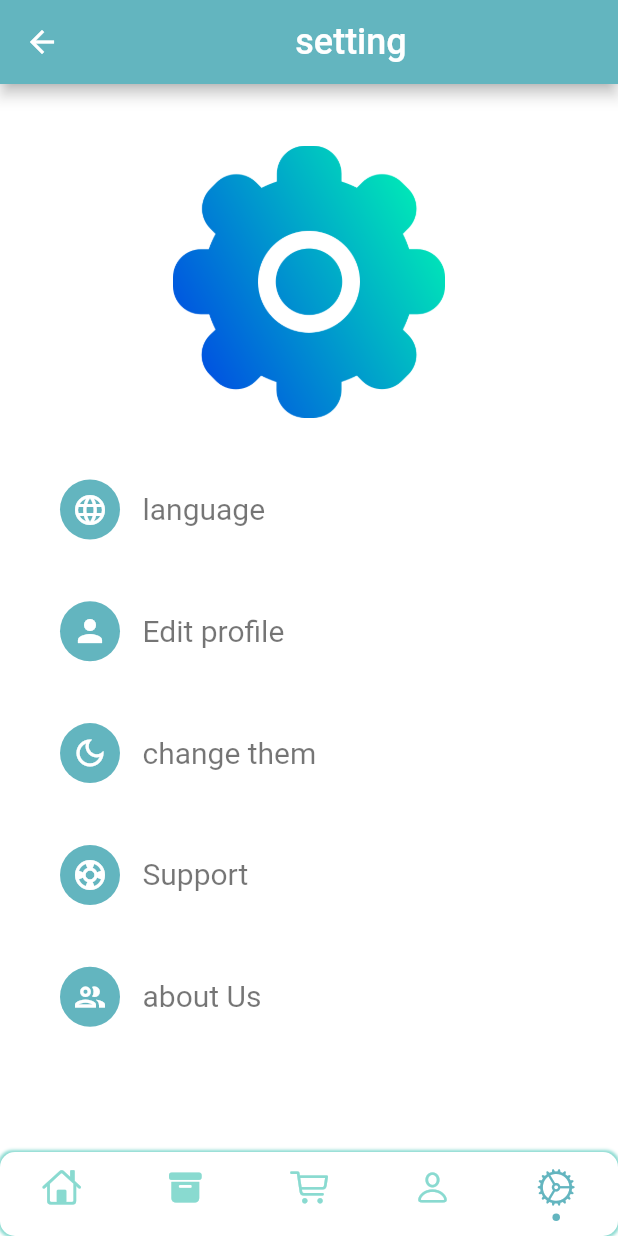
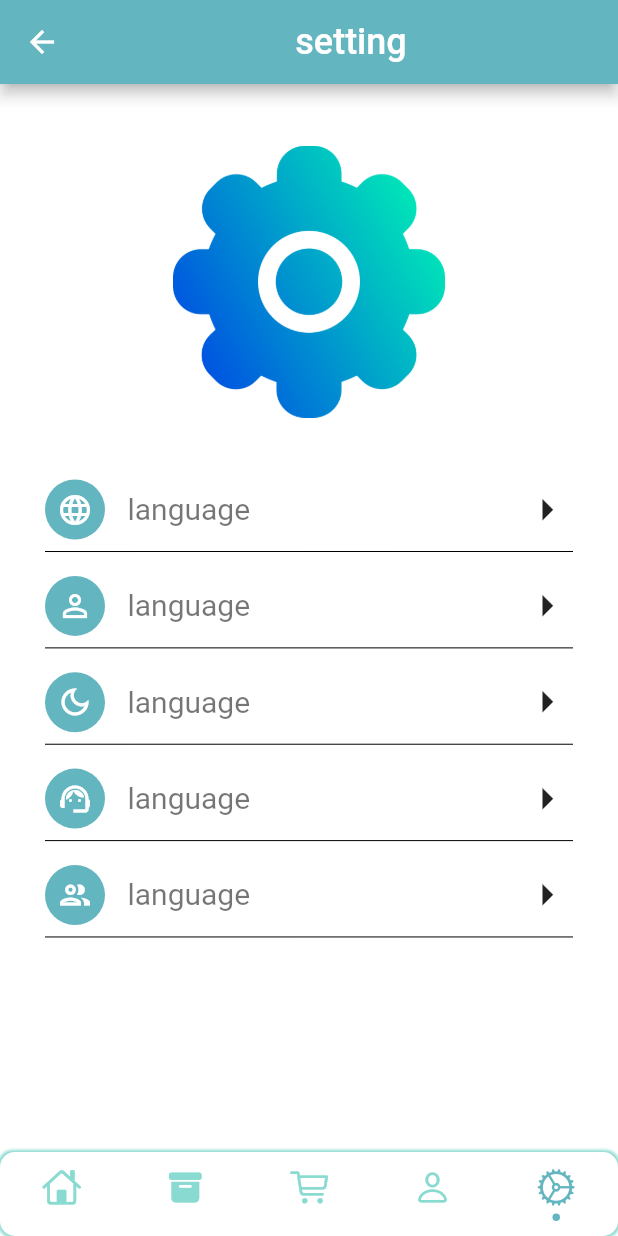
Before and after one commit to khaledsawan/Hungry-, a Flutter app: the screen it shows after launch, item 5 of the bottom bar chosen, on a phone screen of 412 x 824 dp. Run offline on Flutter 3.47's test engine with Material 2 defaults, Android fonts, the phone set to English and light mode, and no system bars; drawn by our look-alikes of persistent_bottom_nav_bar; our stand-ins replace dots_indicator, flutter_typeahead, geocoding, geolocator, get, get_storage and 3 more; missing offline and left inert: flutter_keyboard_visibility_web, flutter_secure_storage_web, geolocator_web, google_maps_flutter_web, google_maps_webservice, package_info_plus_web and 1 more; network calls fail.

Commit message:
Setting page

```diff
--- a/lib/screen/main/main_silder_page.dart
+++ b/lib/screen/main/main_silder_page.dart
@@ -32,19 +32,14 @@ class _MainSilederPageState extends State<MainSilederPage> {
       });
     });
   }
-
   @override
   void dispose() {
     super.dispose();
     _pagecontroller.dispose();
   }
-
-
   late double height;
   late double width;
   late double _height;
-
-
 
   @override
   Widget build(BuildContext context) {
--- a/lib/screen/setting/setting_page.dart
+++ b/lib/screen/setting/setting_page.dart
@@ -82,61 +82,157 @@ class SettingPage extends StatelessWidget {
                 width: width - 17,
                 height: height * 0.22,
                 child: Image.asset('assets/image/settings.png')),
-
             SizedBox(
               height: height * 0.05,
             ),
-           Container(
-             margin:const EdgeInsets.only(left: 40,right: 20),
+            Expanded(
+              child: Container(
+                margin: const EdgeInsets.only(left: 30, right: 30),
+                padding: EdgeInsets.only(bottom: 5),
                 child: SingleChildScrollView(
                   child: Column(
+                    children: [
+                      Row(
+                        mainAxisAlignment: MainAxisAlignment.spaceBetween,
                         children: [
                           Icon_Than_Text(
                             color: AppColors.mainColor,
                             icon: Icons.language_outlined,
                             text: 'language',
                           ),
+                          GestureDetector(
+                            onTap: () {
+                              print('tapped');
+                              ChangeLanguageAlertDialog(context);
+                            },
+                            child: SizedBox(
+                                width: 35,
+                                height: 35,
+                                child: Icon(
+                                  Icons.arrow_right_outlined,
+                                  size: 35,
+                                )),
+                          )
+                        ],
+                      ),
+                      const Divider(color: Colors.black,),
                       SizedBox(
-                     height: height * 0.05,
+                        height: height * 0.01,
+
                       ),
+                      Row(
+                        mainAxisAlignment: MainAxisAlignment.spaceBetween,
+                        children: [
                           Icon_Than_Text(
                             color: AppColors.mainColor,
-                     icon: Icons.person,
-                     text: 'Edit profile',
+                            icon: Icons.person_outline,
+                            text: 'language',
                           ),
+                          GestureDetector(
+                            onTap: () {
+                              print('tapped');
+                              ChangeLanguageAlertDialog(context);
+                            },
+                            child: SizedBox(
+                                width: 35,
+                                height: 35,
+                                child: Icon(
+                                  Icons.arrow_right_outlined,
+                                  size: 35,
+                                )),
+                          )
+                        ],
+                      ),
+                      const Divider(color: Colors.black,),
                       SizedBox(
-                     height: height * 0.05,
+                        height: height * 0.01,
                       ),
+                      Row(
+                        mainAxisAlignment: MainAxisAlignment.spaceBetween,
+                        children: [
                           Icon_Than_Text(
                             color: AppColors.mainColor,
                             icon: Icons.dark_mode_outlined,
-                     text: 'change them ',
+                            text: 'language',
                           ),
+                          GestureDetector(
+                            onTap: () {
+                              print('tapped');
+                              ChangeLanguageAlertDialog(context);
+                            },
+                            child: SizedBox(
+                                width: 35,
+                                height: 35,
+                                child: Icon(
+                                  Icons.arrow_right_outlined,
+                                  size: 35,
+                                )),
+                          )
+                        ],
+                      ),
+                      const Divider(color: Colors.black,),
                       SizedBox(
-                     height: height * 0.05,
+                        height: height * 0.01,
                       ),
+                      Row(
+                        mainAxisAlignment: MainAxisAlignment.spaceBetween,
+                        children: [
                           Icon_Than_Text(
                             color: AppColors.mainColor,
-                     icon: Icons.support_outlined,
-                     text: 'Support',
+                            icon: Icons.support_agent_outlined,
+                            text: 'language',
                           ),
+                          GestureDetector(
+                            onTap: () {
+                              print('tapped');
+                              ChangeLanguageAlertDialog(context);
+                            },
+                            child: const SizedBox(
+                                width: 35,
+                                height: 35,
+                                child: Icon(
+                                  Icons.arrow_right_outlined,
+                                  size: 35,
+                                )),
+                          )
+                        ],
+                      ),
+                      const Divider(color: Colors.black,),
                       SizedBox(
-                     height: height * 0.05,
+                        height: height * 0.01,
                       ),
+                      Row(
+                        mainAxisAlignment: MainAxisAlignment.spaceBetween,
+                        children: [
                           Icon_Than_Text(
                             color: AppColors.mainColor,
                             icon: Icons.group_outlined,
-                     text: 'about Us',
+                            text: 'language',
                           ),
+                          GestureDetector(
+                            onTap: () {
+                              print('tapped');
+                              ChangeLanguageAlertDialog(context);
+                            },
+                            child: SizedBox(
+                                width: 35,
+                                height: 35,
+                                child: Icon(
+                                  Icons.arrow_right_outlined,
+                                  size: 35,
+                                )),
+                          )
+                        ],
+                      ),
+                      const Divider(color: Colors.black,),
                       SizedBox(
-                     height: height * 0.05,
+                        height: height * 0.01,
                       ),
-
                     ],
                   ),
                 ),
               ),
-
+            ),
           ],
         ));
   }
```
Lines whose indentation alone changed are shown as unchanged.
